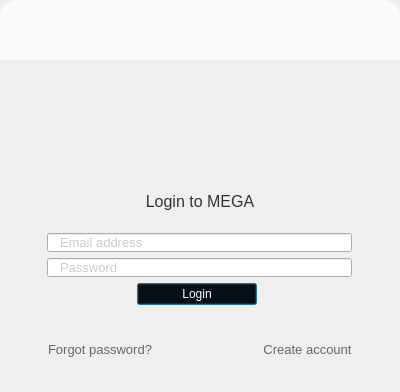
Before: the Qt Designer form src/MEGASync/gui/macx/GuestWidget.ui in meganz/MEGAsync, drawn with Qt 5.
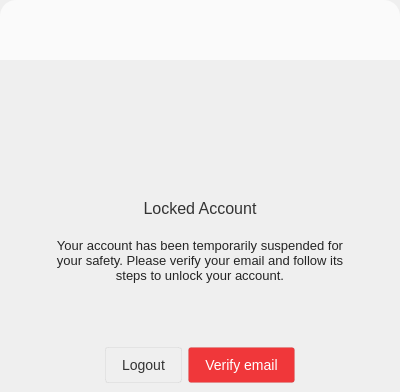
After: the same form once the commit is applied. The open tabs and pages were chosen to show the change. Icons and pictures are not drawn.

Commit message: GuestWidget revamp to include locked page (only OSX)

```diff
--- a/src/MEGASync/gui/macx/GuestWidget.ui
+++ b/src/MEGASync/gui/macx/GuestWidget.ui
@@ -1115,6 +1115,344 @@
        </item>
       </layout>
      </widget>
+     <widget class="QWidget" name="pLockedAccount">
+      <layout class="QVBoxLayout" name="verticalLayout_11">
+       <property name="spacing">
+        <number>0</number>
+       </property>
+       <property name="leftMargin">
+        <number>0</number>
+       </property>
+       <property name="topMargin">
+        <number>0</number>
+       </property>
+       <property name="rightMargin">
+        <number>0</number>
+       </property>
+       <property name="bottomMargin">
+        <number>0</number>
+       </property>
+       <item>
+        <widget class="QWidget" name="wContainerLocked" native="true">
+         <property name="styleSheet">
+          <string notr="true">background: transparent;
+image: none;</string>
+         </property>
+         <layout class="QVBoxLayout" name="verticalLayout_13">
+          <property name="spacing">
+           <number>0</number>
+          </property>
+          <property name="leftMargin">
+           <number>0</number>
+          </property>
+          <property name="topMargin">
+           <number>0</number>
+          </property>
+          <property name="rightMargin">
+           <number>0</number>
+          </property>
+          <property name="bottomMargin">
+           <number>0</number>
+          </property>
+          <item>
+           <widget class="QWidget" name="wLockedIcon" native="true">
+            <property name="sizePolicy">
+             <sizepolicy hsizetype="Preferred" vsizetype="Fixed">
+              <horstretch>0</horstretch>
+              <verstretch>0</verstretch>
+             </sizepolicy>
+            </property>
+            <property name="minimumSize">
+             <size>
+              <width>0</width>
+              <height>70</height>
+             </size>
+            </property>
+            <property name="maximumSize">
+             <size>
+              <width>16777215</width>
+              <height>70</height>
+             </size>
+            </property>
+            <layout class="QHBoxLayout" name="horizontalLayout_10">
+             <property name="spacing">
+              <number>0</number>
+             </property>
+             <property name="leftMargin">
+              <number>0</number>
+             </property>
+             <property name="topMargin">
+              <number>0</number>
+             </property>
+             <property name="rightMargin">
+              <number>0</number>
+             </property>
+             <property name="bottomMargin">
+              <number>0</number>
+             </property>
+             <item>
+              <spacer name="horizontalSpacer_9">
+               <property name="orientation">
+                <enum>Qt::Horizontal</enum>
+               </property>
+               <property name="sizeHint" stdset="0">
+                <size>
+                 <width>162</width>
+                 <height>20</height>
+                </size>
+               </property>
+              </spacer>
+             </item>
+             <item>
+              <widget class="QToolButton" name="bLockedIcon">
+               <property name="minimumSize">
+                <size>
+                 <width>70</width>
+                 <height>70</height>
+                </size>
+               </property>
+               <property name="maximumSize">
+                <size>
+                 <width>70</width>
+                 <height>70</height>
+                </size>
+               </property>
+               <property name="styleSheet">
+                <string notr="true">border: none;</string>
+               </property>
+               <property name="text">
+                <string/>
+               </property>
+               <property name="icon">
+                <iconset>
+                 <normalon>:/images/locked_account_ico.png</normalon>
+                </iconset>
+               </property>
+               <property name="iconSize">
+                <size>
+                 <width>70</width>
+                 <height>70</height>
+                </size>
+               </property>
+              </widget>
+             </item>
+             <item>
+              <spacer name="horizontalSpacer_10">
+               <property name="orientation">
+                <enum>Qt::Horizontal</enum>
+               </property>
+               <property name="sizeHint" stdset="0">
+                <size>
+                 <width>162</width>
+                 <height>20</height>
+                </size>
+               </property>
+              </spacer>
+             </item>
+            </layout>
+           </widget>
+          </item>
+          <item>
+           <widget class="QWidget" name="wContainerLocked_2" native="true">
+            <property name="sizePolicy">
+             <sizepolicy hsizetype="Preferred" vsizetype="Preferred">
+              <horstretch>0</horstretch>
+              <verstretch>0</verstretch>
+             </sizepolicy>
+            </property>
+            <layout class="QVBoxLayout" name="verticalLayout_12">
+             <property name="spacing">
+              <number>0</number>
+             </property>
+             <property name="leftMargin">
+              <number>50</number>
+             </property>
+             <property name="topMargin">
+              <number>0</number>
+             </property>
+             <property name="rightMargin">
+              <number>50</number>
+             </property>
+             <property name="bottomMargin">
+              <number>0</number>
+             </property>
+             <item>
+              <spacer name="verticalSpacer_3">
+               <property name="orientation">
+                <enum>Qt::Vertical</enum>
+               </property>
+               <property name="sizeHint" stdset="0">
+                <size>
+                 <width>20</width>
+                 <height>40</height>
+                </size>
+               </property>
+              </spacer>
+             </item>
+             <item>
+              <widget class="QLabel" name="lLockedTitle">
+               <property name="sizePolicy">
+                <sizepolicy hsizetype="Preferred" vsizetype="Expanding">
+                 <horstretch>0</horstretch>
+                 <verstretch>0</verstretch>
+                </sizepolicy>
+               </property>
+               <property name="styleSheet">
+                <string notr="true">#lLockedTitle
+{
+	color: #333333;
+    font-family: &quot;Lato&quot;;
+	font-size: 16px;
+}</string>
+               </property>
+               <property name="text">
+                <string>Locked Account</string>
+               </property>
+               <property name="alignment">
+                <set>Qt::AlignCenter</set>
+               </property>
+              </widget>
+             </item>
+             <item>
+              <widget class="QLabel" name="lLockedDesc">
+               <property name="sizePolicy">
+                <sizepolicy hsizetype="Preferred" vsizetype="Expanding">
+                 <horstretch>0</horstretch>
+                 <verstretch>0</verstretch>
+                </sizepolicy>
+               </property>
+               <property name="styleSheet">
+                <string notr="true">#lLockedDesc
+{
+	color: rgba(0,0,0,0.85);
+	font-family: &quot;Lato&quot;;
+	font-size: 13px;
+	line-height: 15px;
+}</string>
+               </property>
+               <property name="text">
+                <string>Your account has been temporarily suspended for your safety. Please verify your email and follow its steps to unlock your account.</string>
+               </property>
+               <property name="alignment">
+                <set>Qt::AlignCenter</set>
+               </property>
+               <property name="wordWrap">
+                <bool>true</bool>
+               </property>
+              </widget>
+             </item>
+             <item>
+              <spacer name="verticalSpacer_4">
+               <property name="orientation">
+                <enum>Qt::Vertical</enum>
+               </property>
+               <property name="sizeHint" stdset="0">
+                <size>
+                 <width>20</width>
+                 <height>40</height>
+                </size>
+               </property>
+              </spacer>
+             </item>
+            </layout>
+           </widget>
+          </item>
+          <item>
+           <widget class="QWidget" name="wLockedButtons" native="true">
+            <property name="sizePolicy">
+             <sizepolicy hsizetype="Preferred" vsizetype="Preferred">
+              <horstretch>0</horstretch>
+              <verstretch>0</verstretch>
+             </sizepolicy>
+            </property>
+            <property name="minimumSize">
+             <size>
+              <width>0</width>
+              <height>0</height>
+             </size>
+            </property>
+            <property name="maximumSize">
+             <size>
+              <width>16777215</width>
+              <height>16777215</height>
+             </size>
+            </property>
+            <layout class="QHBoxLayout" name="horizontalLayout_9">
+             <item>
+              <spacer name="horizontalSpacer_11">
+               <property name="orientation">
+                <enum>Qt::Horizontal</enum>
+               </property>
+               <property name="sizeHint" stdset="0">
+                <size>
+                 <width>66</width>
+                 <height>20</height>
+                </size>
+               </property>
+              </spacer>
+             </item>
+             <item>
+              <widget class="QPushButton" name="bLogout">
+               <property name="styleSheet">
+                <string notr="true">#bLogout
+{
+ background-color: qlineargradient(x1: 0, y1: 0, x2: 0, y2: 1,
+                                      stop: 0 #ffffff, stop: 1 #fcfcfc);
+ border-radius: 3px;
+ border: 1px solid rgba(0, 0, 0, 5%);
+ padding: 9px 16px 9px 16px;
+ font-family: &quot;Lato&quot;;
+ font-size: 14px;
+ color: #333333;
+
+}</string>
+               </property>
+               <property name="text">
+                <string>Logout</string>
+               </property>
+              </widget>
+             </item>
+             <item>
+              <widget class="QPushButton" name="bVerifyEmail">
+               <property name="styleSheet">
+                <string notr="true">#bVerifyEmail
+{
+background-color: #F0373A;
+ border-radius: 3px;
+ border: 1px solid rgba(0, 0, 0, 5%);
+ padding: 9px 16px 9px 16px;
+ font-family: &quot;Lato&quot;;
+ font-size: 14px;
+ color: #ffffff;
+
+}</string>
+               </property>
+               <property name="text">
+                <string>Verify email</string>
+               </property>
+              </widget>
+             </item>
+             <item>
+              <spacer name="horizontalSpacer_12">
+               <property name="orientation">
+                <enum>Qt::Horizontal</enum>
+               </property>
+               <property name="sizeHint" stdset="0">
+                <size>
+                 <width>65</width>
+                 <height>20</height>
+                </size>
+               </property>
+              </spacer>
+             </item>
+            </layout>
+           </widget>
+          </item>
+         </layout>
+        </widget>
+       </item>
+      </layout>
+     </widget>
     </widget>
    </item>
   </layout>
```
